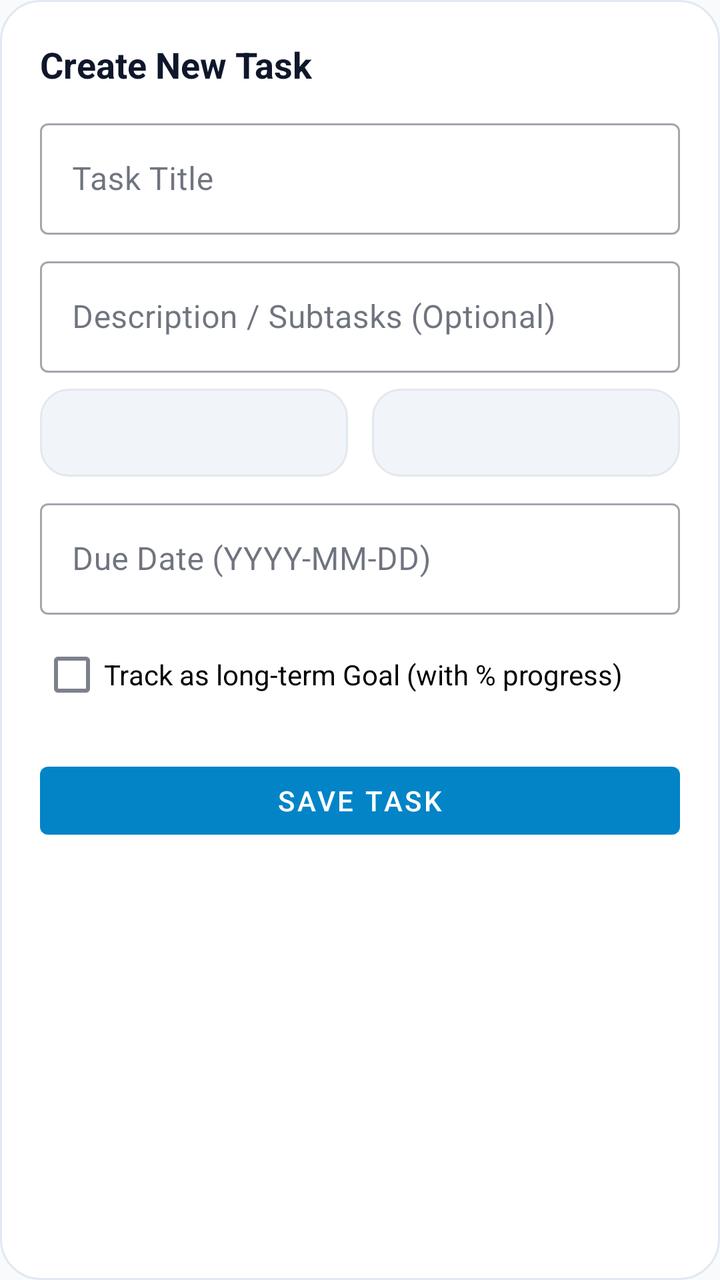
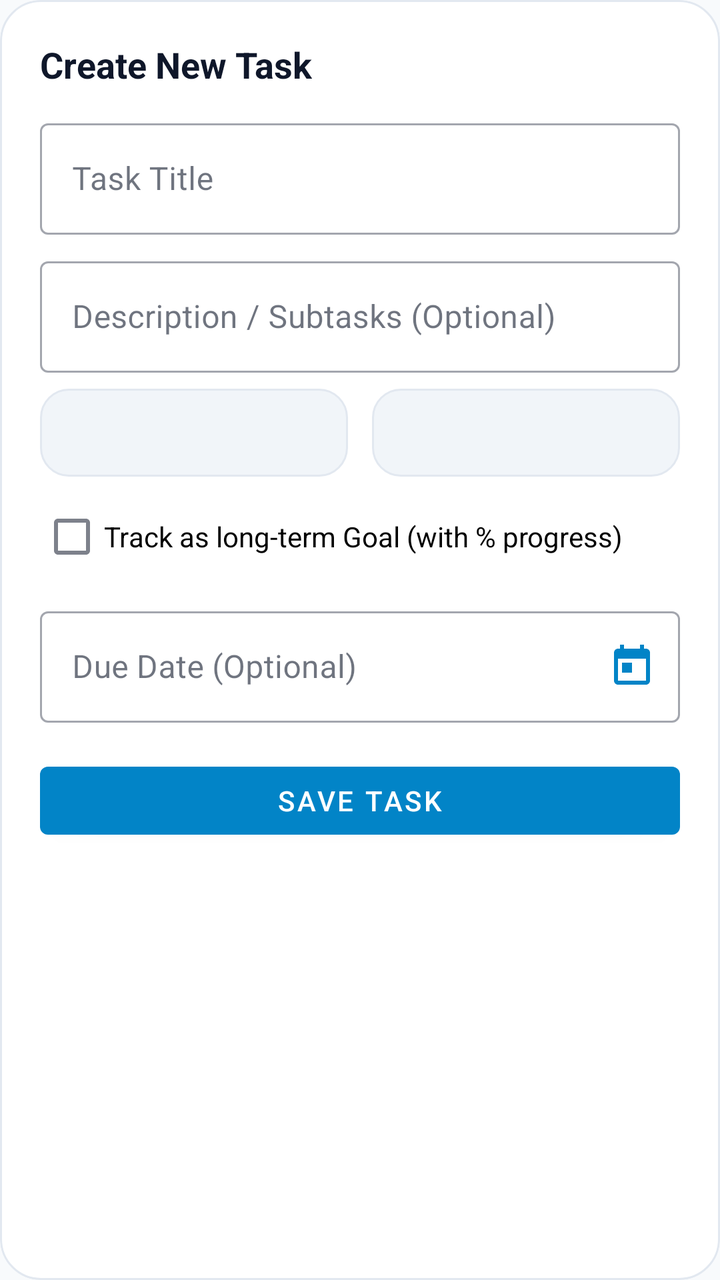

Screens rendered from an Android XML layout before and after an edit, with the pre-edit source and the edit as a unified diff.
<!-- AndroidManifest.xml: application theme Theme.LifeSync -->
<!-- res/layout/dialog_add_task.xml -->
<?xml version="1.0" encoding="utf-8"?>
<LinearLayout xmlns:android="http://schemas.android.com/apk/res/android"
    xmlns:app="http://schemas.android.com/apk/res-auto"
    android:layout_width="match_parent"
    android:layout_height="wrap_content"
    android:background="@drawable/bg_dialog_glass"
    android:clipToOutline="true"
    android:orientation="vertical"
    android:padding="20dp">

    <TextView
        android:id="@+id/tvTaskDialogHeader"
        android:layout_width="wrap_content"
        android:layout_height="wrap_content"
        android:text="Create New Task"
        android:textColor="@color/text_primary"
        android:textSize="18sp"
        android:textStyle="bold" />

    <com.google.android.material.textfield.TextInputLayout
        android:id="@+id/tilTaskTitle"
        style="@style/Widget.MaterialComponents.TextInputLayout.OutlinedBox"
        android:layout_width="match_parent"
        android:layout_height="wrap_content"
        android:layout_marginTop="12dp"
        android:hint="Task Title">

        <com.google.android.material.textfield.TextInputEditText
            android:id="@+id/etTaskTitle"
            android:layout_width="match_parent"
            android:layout_height="wrap_content" />
    </com.google.android.material.textfield.TextInputLayout>

    <com.google.android.material.textfield.TextInputLayout
        style="@style/Widget.MaterialComponents.TextInputLayout.OutlinedBox"
        android:layout_width="match_parent"
        android:layout_height="wrap_content"
        android:layout_marginTop="8dp"
        android:hint="Description / Subtasks (Optional)">

        <com.google.android.material.textfield.TextInputEditText
            android:id="@+id/etTaskDescription"
            android:layout_width="match_parent"
            android:layout_height="wrap_content" />
    </com.google.android.material.textfield.TextInputLayout>

    <LinearLayout
        android:layout_width="match_parent"
        android:layout_height="wrap_content"
        android:layout_marginTop="8dp"
        android:orientation="horizontal">

        <Spinner
            android:id="@+id/spTaskCategory"
            android:layout_width="0dp"
            android:layout_height="44dp"
            android:layout_marginEnd="6dp"
            android:layout_weight="1"
            android:background="@drawable/bg_chip_unselected" />

        <Spinner
            android:id="@+id/spTaskPriority"
            android:layout_width="0dp"
            android:layout_height="44dp"
            android:layout_marginStart="6dp"
            android:layout_weight="1"
            android:background="@drawable/bg_chip_unselected" />
    </LinearLayout>

    <com.google.android.material.textfield.TextInputLayout
        style="@style/Widget.MaterialComponents.TextInputLayout.OutlinedBox"
        android:layout_width="match_parent"
        android:layout_height="wrap_content"
        android:layout_marginTop="8dp"
        android:hint="Due Date (YYYY-MM-DD)">

        <com.google.android.material.textfield.TextInputEditText
            android:id="@+id/etTaskDueDate"
            android:layout_width="match_parent"
            android:layout_height="wrap_content" />
    </com.google.android.material.textfield.TextInputLayout>

    <com.google.android.material.checkbox.MaterialCheckBox
        android:id="@+id/cbIsGoal"
        android:layout_width="wrap_content"
        android:layout_height="wrap_content"
        android:layout_marginTop="6dp"
        android:text="Track as long-term Goal (with % progress)" />

    <com.google.android.material.button.MaterialButton
        android:id="@+id/btnSaveTask"
        android:layout_width="match_parent"
        android:layout_height="46dp"
        android:layout_marginTop="16dp"
        android:text="Save Task" />

</LinearLayout>
<!-- resources referenced by this layout -->
<resources>
  <color name="text_primary">#0F172A</color>
  <!-- drawable bg_chip_unselected (drawable) -->
  <?xml version="1.0" encoding="utf-8"?>
  <shape xmlns:android="http://schemas.android.com/apk/res/android"
      android:shape="rectangle">
      <solid android:color="@color/surface_variant" />
      <corners android:radius="14dp" />
      <stroke
          android:width="1dp"
          android:color="@color/card_stroke" />
  </shape>
  <!-- drawable bg_dialog_glass (drawable) -->
  <?xml version="1.0" encoding="utf-8"?>
  <shape xmlns:android="http://schemas.android.com/apk/res/android"
      android:shape="rectangle">
      <corners android:radius="20dp" />
      <solid android:color="@color/surface" />
      <stroke
          android:width="1dp"
          android:color="@color/card_stroke" />
  </shape>
  <color name="surface_variant">#F1F5F9</color>
  <color name="card_stroke">#E2E8F0</color>
  <color name="surface">#FFFFFF</color>
  <color name="primary">#0284C7</color>
  <color name="primary_variant">#0369A1</color>
  <color name="on_primary">#FFFFFF</color>
  <color name="secondary">#7C3AED</color>
  <color name="secondary_variant">#6D28D9</color>
  <color name="on_secondary">#FFFFFF</color>
  <color name="text_secondary">#64748B</color>
  <color name="background">#F8FAFC</color>
  <style name="CardElevationRounded" parent="Widget.MaterialComponents.CardView">
          <item name="cardCornerRadius">22dp</item>
          <item name="cardElevation">2dp</item>
          <item name="strokeWidth">1dp</item>
          <item name="strokeColor">@color/card_stroke</item>
          <item name="cardBackgroundColor">@color/surface_card</item>
      </style>
  <style name="DuoRhythmTextView" parent="android:Widget.TextView">
          <item name="android:lineSpacingExtra">2dp</item>
          <item name="android:fontFamily">sans-serif</item>
          <item name="android:includeFontPadding">true</item>
      </style>
  <style name="DuoRhythmEditText" parent="android:Widget.EditText">
          <item name="android:lineSpacingExtra">2dp</item>
          <item name="android:fontFamily">sans-serif</item>
          <item name="android:includeFontPadding">true</item>
          <item name="android:textColor">@color/text_primary</item>
          <item name="android:textColorHint">@color/text_secondary</item>
      </style>
  <color name="surface_card">#FFFFFF</color>
  <!-- unchanged entries left out for length: 1 -->
</resources>

<!-- the commit's change to res/layout/dialog_add_task.xml (unified diff, before → after) -->
@@ -32,6 +32,7 @@
     </com.google.android.material.textfield.TextInputLayout>
 
     <com.google.android.material.textfield.TextInputLayout
+        android:id="@+id/tilTaskDescription"
         style="@style/Widget.MaterialComponents.TextInputLayout.OutlinedBox"
         android:layout_width="match_parent"
         android:layout_height="wrap_content"
@@ -67,25 +68,95 @@
             android:background="@drawable/bg_chip_unselected" />
     </LinearLayout>
 
-    <com.google.android.material.textfield.TextInputLayout
-        style="@style/Widget.MaterialComponents.TextInputLayout.OutlinedBox"
-        android:layout_width="match_parent"
-        android:layout_height="wrap_content"
-        android:layout_marginTop="8dp"
-        android:hint="Due Date (YYYY-MM-DD)">
-
-        <com.google.android.material.textfield.TextInputEditText
-            android:id="@+id/etTaskDueDate"
-            android:layout_width="match_parent"
-            android:layout_height="wrap_content" />
-    </com.google.android.material.textfield.TextInputLayout>
-
     <com.google.android.material.checkbox.MaterialCheckBox
         android:id="@+id/cbIsGoal"
         android:layout_width="wrap_content"
         android:layout_height="wrap_content"
         android:layout_marginTop="6dp"
         android:text="Track as long-term Goal (with % progress)" />
+
+    
+    <LinearLayout
+        android:id="@+id/layoutGoalStartDate"
+        android:layout_width="match_parent"
+        android:layout_height="wrap_content"
+        android:layout_marginTop="8dp"
+        android:gravity="center_vertical"
+        android:orientation="horizontal"
+        android:visibility="gone">
+
+        <com.google.android.material.textfield.TextInputLayout
+            android:id="@+id/tilTaskStartDate"
+            style="@style/Widget.MaterialComponents.TextInputLayout.OutlinedBox"
+            android:layout_width="0dp"
+            android:layout_height="wrap_content"
+            android:layout_weight="1"
+            android:hint="Start Date (Optional)"
+            app:endIconDrawable="@drawable/ic_calendar"
+            app:endIconMode="custom"
+            app:endIconTint="@color/accent_amber">
+
+            <com.google.android.material.textfield.TextInputEditText
+                android:id="@+id/etTaskStartDate"
+                android:layout_width="match_parent"
+                android:layout_height="wrap_content"
+                android:clickable="true"
+                android:cursorVisible="false"
+                android:focusable="false" />
+        </com.google.android.material.textfield.TextInputLayout>
+
+        <ImageButton
+            android:id="@+id/btnClearStartDate"
+            android:layout_width="40dp"
+            android:layout_height="40dp"
+            android:layout_marginStart="6dp"
+            android:background="?attr/selectableItemBackgroundBorderless"
+            android:contentDescription="Clear Start Date"
+            android:src="@drawable/ic_close"
+            android:visibility="gone"
+            app:tint="@color/text_muted" />
+    </LinearLayout>
+
+    
+    <LinearLayout
+        android:id="@+id/layoutTaskDueDate"
+        android:layout_width="match_parent"
+        android:layout_height="wrap_content"
+        android:layout_marginTop="8dp"
+        android:gravity="center_vertical"
+        android:orientation="horizontal">
+
+        <com.google.android.material.textfield.TextInputLayout
+            android:id="@+id/tilTaskDueDate"
+            style="@style/Widget.MaterialComponents.TextInputLayout.OutlinedBox"
+            android:layout_width="0dp"
+            android:layout_height="wrap_content"
+            android:layout_weight="1"
+            android:hint="Due Date (Optional)"
+            app:endIconDrawable="@drawable/ic_calendar"
+            app:endIconMode="custom"
+            app:endIconTint="@color/accent_sky">
+
+            <com.google.android.material.textfield.TextInputEditText
+                android:id="@+id/etTaskDueDate"
+                android:layout_width="match_parent"
+                android:layout_height="wrap_content"
+                android:clickable="true"
+                android:cursorVisible="false"
+                android:focusable="false" />
+        </com.google.android.material.textfield.TextInputLayout>
+
+        <ImageButton
+            android:id="@+id/btnClearDueDate"
+            android:layout_width="40dp"
+            android:layout_height="40dp"
+            android:layout_marginStart="6dp"
+            android:background="?attr/selectableItemBackgroundBorderless"
+            android:contentDescription="Clear Due Date"
+            android:src="@drawable/ic_close"
+            android:visibility="gone"
+            app:tint="@color/text_muted" />
+    </LinearLayout>
 
     <com.google.android.material.button.MaterialButton
         android:id="@+id/btnSaveTask"
<!-- resource entries referenced after the edit -->
@@ -1,5 +1,8 @@
 <!-- resources referenced by this layout -->
 <resources>
+  <color name="accent_amber">#D97706</color>
+  <color name="accent_sky">#0284C7</color>
+  <color name="text_muted">#64748B</color>
   <color name="text_primary">#0F172A</color>
   <!-- drawable bg_chip_unselected (drawable) -->
   <?xml version="1.0" encoding="utf-8"?>
@@ -21,6 +24,26 @@
           android:width="1dp"
           android:color="@color/card_stroke" />
   </shape>
+  <!-- drawable ic_calendar (drawable) -->
+  <vector xmlns:android="http://schemas.android.com/apk/res/android"
+      android:width="24dp"
+      android:height="24dp"
+      android:viewportWidth="24"
+      android:viewportHeight="24">
+      <path
+          android:fillColor="#FFFFFFFF"
+          android:pathData="M19,3h-1V1h-2v2H8V1H6v2H5c-1.11,0 -1.99,0.9 -1.99,2L3,19c0,1.1 0.89,2 2,2h14c1.1,0 2,-0.9 2,-2V5c0,-1.1 -0.9,-2 -2,-2zm0,16H5V8h14v11zM7,10h5v5H7z"/>
+  </vector>
+  <!-- drawable ic_close (drawable) -->
+  <vector xmlns:android="http://schemas.android.com/apk/res/android"
+      android:width="24dp"
+      android:height="24dp"
+      android:viewportWidth="24"
+      android:viewportHeight="24">
+      <path
+          android:fillColor="#000000"
+          android:pathData="M19,6.41L17.59,5 12,10.59 6.41,5 5,6.41 10.59,12 5,17.59 6.41,19 12,13.41 17.59,19 19,17.59 13.41,12z"/>
+  </vector>
   <color name="surface_variant">#F1F5F9</color>
   <color name="card_stroke">#E2E8F0</color>
   <color name="surface">#FFFFFF</color>
